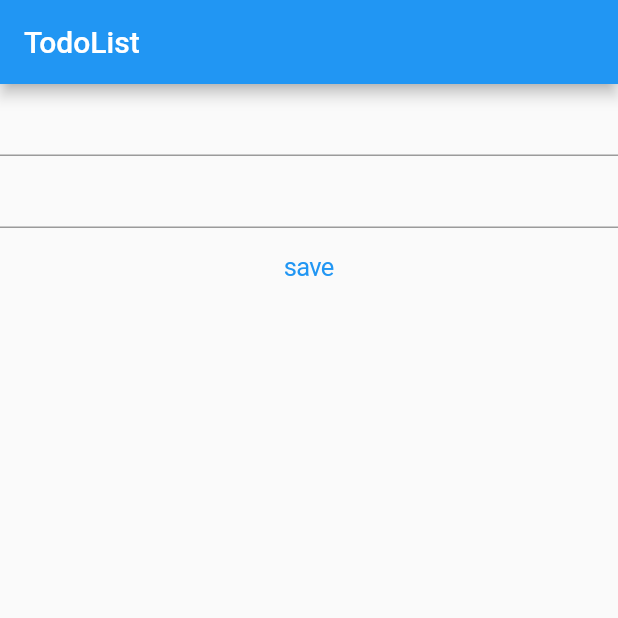
After one commit to kushal95156/calculator, a Flutter app: the screen it shows after launch, on a phone screen of 412 x 824 dp, the top half of it. The commit adds this screen. Run offline on Flutter 3.47's test engine with Material 2 defaults, Android fonts, the phone set to English and light mode, and no system bars.

Commit message:
- cals app home page lo  spaces echanu - i added todo list page extra

```diff
--- /dev/null
+++ b/lib/TodoList/todoHome.dart
@@ -0,0 +1,73 @@
+import 'package:flutter/cupertino.dart';
+import 'package:flutter/material.dart';
+
+class MyDetails{
+  final String name;
+  final String age;
+
+  MyDetails({required this.name, required this.age});
+
+}
+
+
+class TodoListHome extends StatefulWidget {
+  const TodoListHome({Key? key}) : super(key: key);
+
+  @override
+  State<TodoListHome> createState() => _TodoListHomeState();
+}
+
+class _TodoListHomeState extends State<TodoListHome> {
+  String name='';
+  String age='';
+  String nname='';
+  String aage='';
+  List details=[];
+  @override
+  Widget build(BuildContext context) {
+    return Scaffold(
+      appBar: AppBar(title: Text('TodoList')),
+      body: Column(
+        children: [
+          TextField(
+            onChanged: (String value) {
+              setState((){
+                name=value;
+              });
+            },
+          ),
+          TextField(
+            onChanged: (String value) {
+              setState((){
+                age=value;
+              });
+            },
+          ),
+          CupertinoButton(child: Text('save'), onPressed:(){
+            setState((){
+              nname=name;
+              aage=age;
+              details.add(MyDetails(name: nname, age: aage));
+            });
+          }),
+          Expanded(child: ListView.builder(
+            itemCount: details.length,
+            itemBuilder: (context, index) {
+            return ListTile(
+              title: Text('${details[index].name}'),
+              subtitle:Text('${details[index].age}'),
+              trailing: IconButton(
+                onPressed: (){
+                  setState((){
+
+                  });
+                },
+                icon: Icon(Icons.delete),
+              ),
+            );
+          },))
+        ],
+      ),
+    );
+  }
+}
--- a/lib/main.dart
+++ b/lib/main.dart
@@ -1,3 +1,4 @@
+import 'package:calappone/TodoList/todoHome.dart';
 import 'package:calappone/calcsAppHome/CalsAppHome.dart';
 import 'package:flutter/material.dart';
 
@@ -10,7 +11,7 @@ class MyApp extends StatelessWidget {
   @override
   Widget build(BuildContext context) {
     return MaterialApp(
-      home: CalAppHome(),
+      home: TodoListHome(),
     );
   }
 }
```
